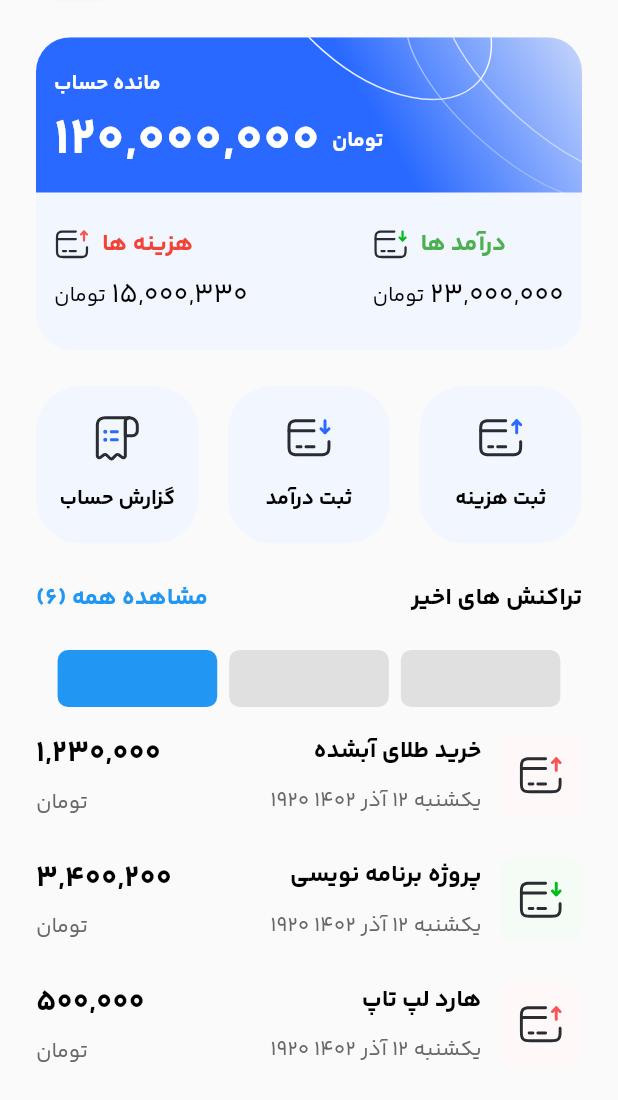
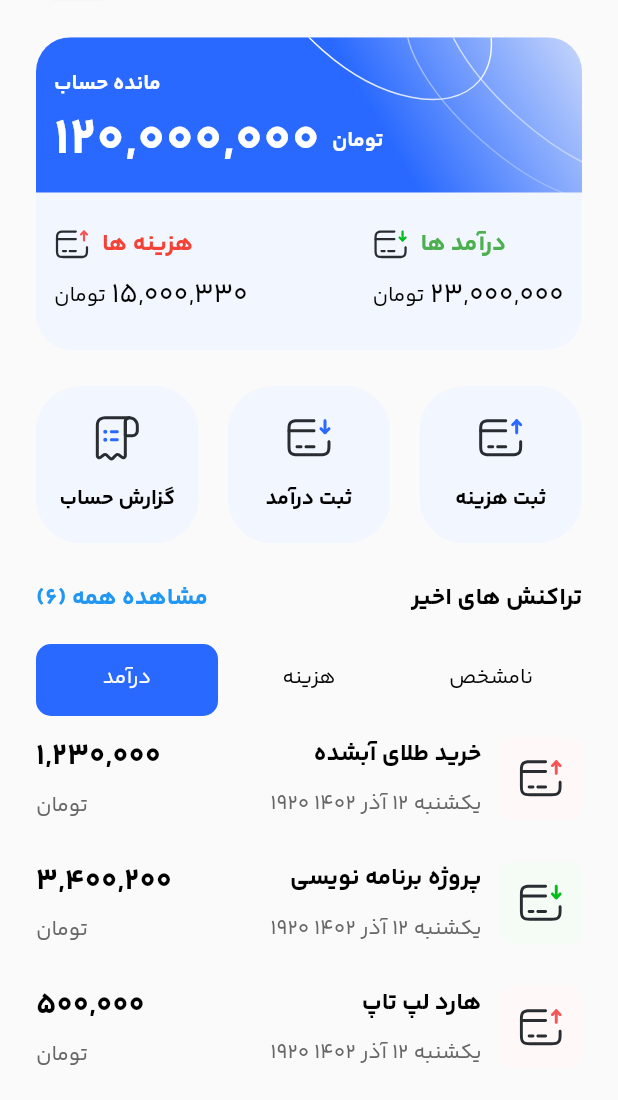
Before and after one commit to rezaabiri/poolino, a Flutter app: the screen it shows after launch, on a phone screen of 412 x 824 dp, the part 136-1236 px from its top. Run offline on Flutter 3.47's test engine with Material 2 defaults, Android fonts, the phone set to English and light mode, and no system bars; drawn by our look-alikes of buttons_tabbar; our stand-ins replace dotted_line, flutter_svg, page_transition.

Commit message:
فولدر بندی و افزودن تب بار، افزودن کانستنت

```diff
--- /dev/null
+++ b/lib/constants.dart
@@ -0,0 +1,5 @@
+
+class Constants {
+  ///colors
+  static const baseColor = "#2969FF";
+}
--- a/lib/features/home_feature/pages/home_page.dart
+++ b/lib/features/home_feature/screens/home_page.dart
@@ -1,18 +1,38 @@
 import 'package:flutter/material.dart';
-import 'package:poolino/features/home_feature/bottom_sheets/add_cost.dart';
+import 'package:poolino/constants.dart';
 import 'package:poolino/features/home_feature/widgets/button_widget.dart';
 import 'package:poolino/features/home_feature/widgets/transaction_widget.dart';
 import 'package:buttons_tabbar/buttons_tabbar.dart';
 
+import '../widgets/bottom_sheets/add_cost.dart';
 import '../widgets/card_money.dart';
 import 'package:flutter_svg/flutter_svg.dart';
 
 import '../widgets/toolbar_widget.dart';
 
-class HomePage extends StatelessWidget {
+class HomePage extends StatefulWidget {
   const HomePage({super.key});
 
+  @override
+  State<HomePage> createState() => _HomePageState();
+}
+
+class _HomePageState extends State<HomePage> with TickerProviderStateMixin {
   int hexToInteger(String hex) => int.parse(hex, radix: 16);
+  late final TabController _tabController;
+
+  @override
+  void initState() {
+    // TODO: implement initState
+    super.initState();
+    _tabController = TabController(length: 3, vsync: this);
+  }
+
+  @override
+  void dispose() {
+    _tabController.dispose();
+    super.dispose();
+  }
 
   @override
   Widget build(BuildContext context) {
@@ -114,43 +134,70 @@ class HomePage extends StatelessWidget {
                   )
                 ],
               ),
-              const SizedBox(height: 18,),
+              const SizedBox(
+                height: 18,
+              ),
               DefaultTabController(
                 length: 3,
-                child: ButtonsTabBar(
-                  backgroundColor: Colors.blue,
-                  unselectedBackgroundColor: Colors.grey[300],
-                  unselectedLabelStyle: TextStyle(color: Colors.black),
-                  tabs: [
-                    Tab(
-                      child: Padding(
-                        padding: const EdgeInsets.all(8.0),
-                        child: Container(
-                          width: MediaQuery.of(context).size.width * 0.20,
-                          color: Colors.blue,),
+                child: TabBar(
+                    controller: _tabController,
+                    unselectedLabelStyle: const TextStyle(
+                      fontFamily: "yekan_regular",
+                    ),
+                    unselectedLabelColor: Colors.black,
+                    overlayColor: MaterialStateProperty.all<Color>(Colors.grey.shade400),
+                    splashBorderRadius: BorderRadius.circular(10),
+                    labelStyle: TextStyle(fontFamily: "yekan_regular"),
+                    indicator: BoxDecoration(
+                      color: hexToColor(Constants.baseColor),
+                      borderRadius: BorderRadius.circular(10),
+                    ),
+
+                    onTap: (int index){
+
+                    },
+
+                    tabs: const [
+                      Tab(
+                        text: "درآمد",
                       ),
+                      Tab(
+                        text: "هزینه",
+                      ),
+                      Tab(
+                        text: "نامشخص",
+                      ),
+                    ]),
+              ),
+              SizedBox(
+                width: MediaQuery.of(context).size.width,
+                height: MediaQuery.of(context).size.height / 3,
+                child: TabBarView(
+                  controller: _tabController,
+                  children: <Widget>[
+                    ListView.builder(
+                      shrinkWrap: true,
+                      itemCount: 6,
+                      itemBuilder: (context, index) {
+                        return TransactionWidget(
+                          price: prices[index],
+                          title: titles[index],
+                          date: "یکشنبه ۱۲ آذر ۱۴۰۲ ۱۹۲۰",
+                          state: states[index],
+                        );
+                      },
                     ),
-                    Tab(
-                      child: Padding(
-                        padding: const EdgeInsets.all(8.0),
-                        child: Container(
-                          width: MediaQuery.of(context).size.width * 0.20,
-                          ),
-                      ),
+                    Center(
+                      child: Text("It's rainy here"),
                     ),
-                    Tab(
-                      child: Padding(
-                        padding: const EdgeInsets.all(8.0),
-                        child: Container(
-                          width: MediaQuery.of(context).size.width * 0.20,
-                          ),
-                      ),
+                    Center(
+                      child: Text("It's sunny here"),
                     ),
                   ],
                 ),
               ),
 
-              ListView.builder(
+              /*ListView.builder(
                 shrinkWrap: true,
                 physics: const NeverScrollableScrollPhysics(),
                 itemCount: 3,
@@ -162,7 +209,7 @@ class HomePage extends StatelessWidget {
                     state: states[index],
                   );
                 },
-              ),
+              ),*/
             ],
           ),
         ),
--- a/lib/features/splash_feature/splash_screen.dart
+++ b/lib/features/splash_feature/screens/splash_screen.dart
@@ -2,7 +2,7 @@ import 'dart:async';
 
 import 'package:flutter/material.dart';
 import 'package:page_transition/page_transition.dart';
-import '../home_feature/pages/home_page.dart';
+import '../../home_feature/screens/home_page.dart';
 
 class SplashScreen extends StatefulWidget {
   const SplashScreen({super.key});
--- a/lib/main.dart
+++ b/lib/main.dart
@@ -3,9 +3,9 @@ import 'dart:async';
 import 'package:flutter/material.dart';
 import 'package:flutter/services.dart';
 import 'package:poolino/date_picker.dart';
-import 'package:poolino/features/home_feature/pages/home_page.dart';
+import 'package:poolino/features/home_feature/screens/home_page.dart';
 import 'package:poolino/features/home_feature/widgets/toolbar_widget.dart';
-import 'package:poolino/features/splash_feature/splash_screen.dart';
+import 'package:poolino/features/splash_feature/screens/splash_screen.dart';
 
 void main() {
   runApp(const MyApp());
```
Also changed, not shown: lib/features/home_feature/widgets/bottom_sheets/add_cost.dart (renamed from lib/features/home_feature/bottom_sheets/add_cost.dart).
